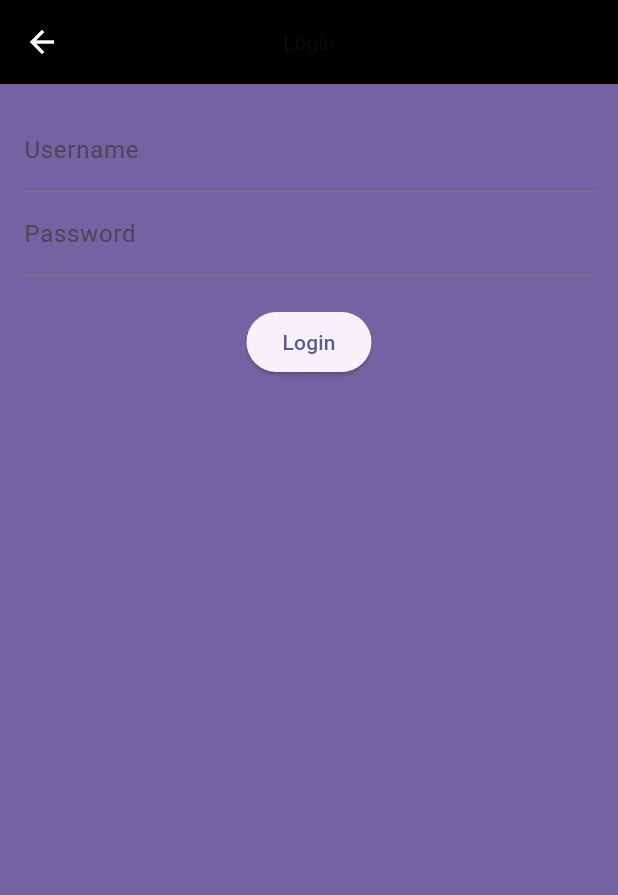
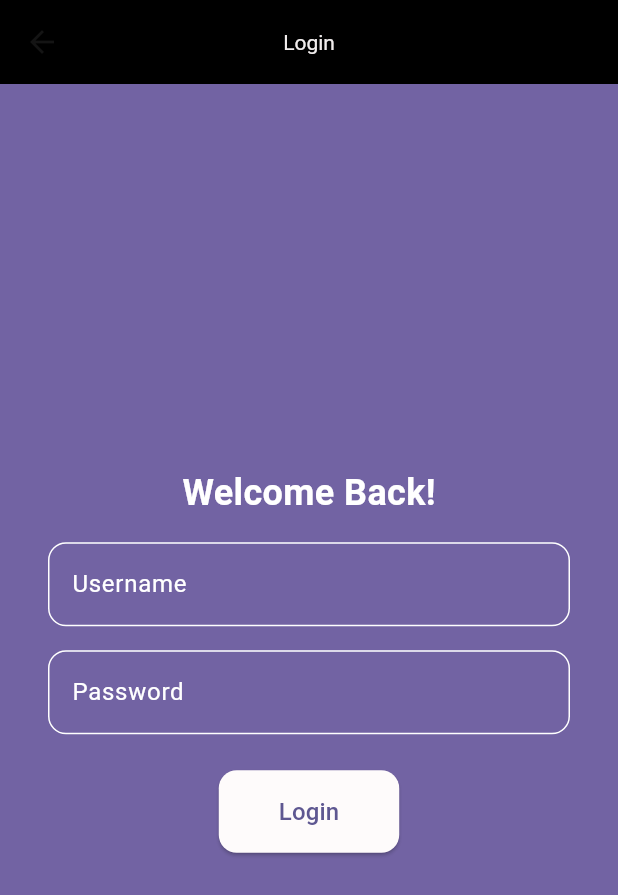
Before and after one commit to Pallavi-Shtgr/HerAcademia, a Flutter app: the screen it shows after launch, item 3 of the bottom bar chosen, on a phone screen of 412 x 824 dp. Shown: the top 895 px of the screen. Run offline on Flutter 3.47's test engine with Material 3 defaults, Android fonts, the phone set to English and light mode, and no system bars.

Commit message:
Signup Update

```diff
--- a/lib/login.dart
+++ b/lib/login.dart
@@ -25,30 +25,85 @@ class _LoginPageState extends State<LoginPage> {
   Widget build(BuildContext context) {
     return Scaffold(
       appBar: AppBar(
-        title: const Text('Login', style: TextStyle(color: Color.fromARGB(255, 12, 12, 12))),
+        title: const Text(
+          'Login',
+          style: TextStyle(color: Color.fromARGB(255, 241, 237, 237)),
+        ),
         centerTitle: true,
-        backgroundColor: Colors.black,
-        iconTheme: const IconThemeData(color: Colors.white), // Ensure back icon is white
+        backgroundColor: Colors.black, // Set the app bar color to black
       ),
-      body: Padding(
-        padding: const EdgeInsets.all(16.0),
+      body: Center(
+        child: SingleChildScrollView(
+          padding: const EdgeInsets.symmetric(horizontal: 32.0),
           child: Column(
+            mainAxisAlignment: MainAxisAlignment.center,
             children: [
+              const Text(
+                'Welcome Back!',
+                style: TextStyle(
+                  fontSize: 24,
+                  fontWeight: FontWeight.bold,
+                  color: Colors.white, // Change text color to white
+                ),
+              ),
+              const SizedBox(height: 16),
               TextField(
                 controller: _usernameController,
-              decoration: const InputDecoration(labelText: 'Username'),
+                style: const TextStyle(color: Colors.white), // Set text color to white
+                decoration: InputDecoration(
+                  labelText: 'Username',
+                  labelStyle: const TextStyle(color: Colors.white), // Set label color to white
+                  border: OutlineInputBorder(
+                    borderRadius: BorderRadius.circular(12.0),
                   ),
+                  enabledBorder: OutlineInputBorder(
+                    borderSide: const BorderSide(color: Colors.white),
+                    borderRadius: BorderRadius.circular(12.0),
+                  ),
+                  focusedBorder: OutlineInputBorder(
+                    borderSide: const BorderSide(color: Colors.white),
+                    borderRadius: BorderRadius.circular(12.0),
+                  ),
+                ),
+              ),
+              const SizedBox(height: 16),
               TextField(
                 controller: _passwordController,
-              decoration: const InputDecoration(labelText: 'Password'),
+                style: const TextStyle(color: Colors.white), // Set text color to white
+                decoration: InputDecoration(
+                  labelText: 'Password',
+                  labelStyle: const TextStyle(color: Colors.white), // Set label color to white
+                  border: OutlineInputBorder(
+                    borderRadius: BorderRadius.circular(12.0),
+                  ),
+                  enabledBorder: OutlineInputBorder(
+                    borderSide: const BorderSide(color: Colors.white),
+                    borderRadius: BorderRadius.circular(12.0),
+                  ),
+                  focusedBorder: OutlineInputBorder(
+                    borderSide: const BorderSide(color: Colors.white),
+                    borderRadius: BorderRadius.circular(12.0),
+                  ),
+                ),
                 obscureText: true,
               ),
-            const SizedBox(height: 20),
+              const SizedBox(height: 24),
               ElevatedButton(
                 onPressed: _login,
-              child: const Text('Login'),
+                style: ElevatedButton.styleFrom(
+                  padding: const EdgeInsets.symmetric(horizontal: 40.0, vertical: 16.0),
+                  shape: RoundedRectangleBorder(
+                    borderRadius: BorderRadius.circular(12.0),
+                  ),
+                  backgroundColor: const Color.fromARGB(255, 254, 251, 251), // Change button color
+                ),
+                child: const Text(
+                  'Login',
+                  style: TextStyle(fontSize: 16),
+                ),
               ),
             ],
+          ),
         ),
       ),
     );
```
Lines whose indentation alone changed are shown as unchanged.
